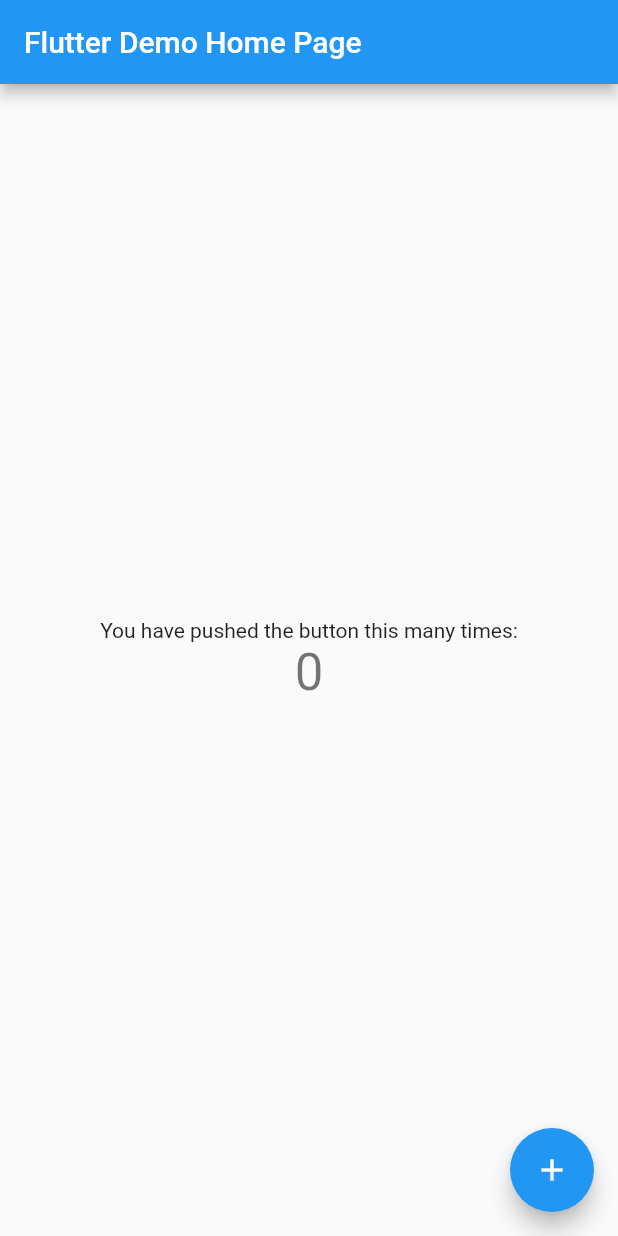
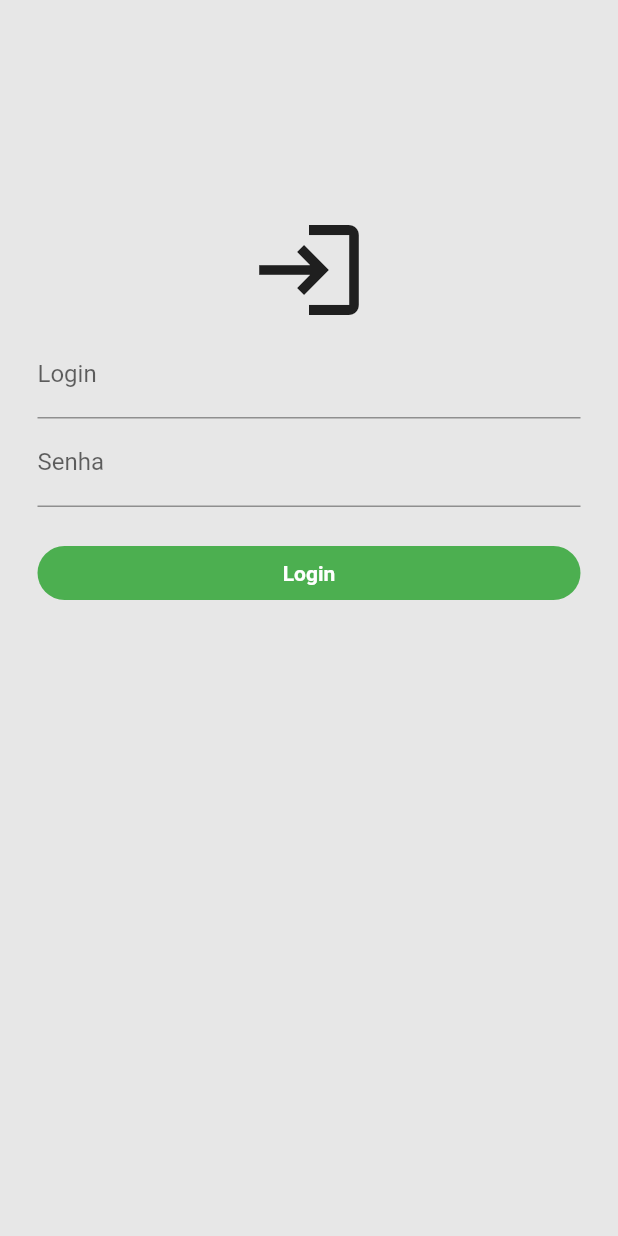
Before and after one commit to lermen12/may-money, a Flutter app: the screen it shows after launch, on a phone screen of 412 x 824 dp. Run offline on Flutter 3.47's test engine with Material 2 defaults, Android fonts, the phone set to English and light mode, and no system bars.

Commit message:
Ajustando tela de login

```diff
--- a/lib/main.dart
+++ b/lib/main.dart
@@ -1,68 +1,22 @@
 import 'package:flutter/material.dart';
+import 'package:my_money/src/modules/login/page/login_page.dart';
 
 void main() {
-  runApp(const MyApp());
+  runApp(const App());
 }
 
-class MyApp extends StatelessWidget {
-  const MyApp({super.key});
+class App extends StatelessWidget {
+  const App({super.key});
 
   @override
   Widget build(BuildContext context) {
     return MaterialApp(
-      title: 'Flutter Demo',
+      title: 'My Money',
+      debugShowCheckedModeBanner: false,
       theme: ThemeData(
         primarySwatch: Colors.blue,
       ),
-      home: const MyHomePage(title: 'Flutter Demo Home Page'),
+      home: const LoginPage(),
     );
   }
 }
-
-class MyHomePage extends StatefulWidget {
-  const MyHomePage({super.key, required this.title});
-
-
-  final String title;
-
-  @override
-  State<MyHomePage> createState() => _MyHomePageState();
-}
-
-class _MyHomePageState extends State<MyHomePage> {
-  int _counter = 0;
-
-  void _incrementCounter() {
-    setState(() {
-      _counter++;
-    });
-  }
-
-  @override
-  Widget build(BuildContext context) {
-    return Scaffold(
-      appBar: AppBar(
-        title: Text(widget.title),
-      ),
-      body: Center(
-        child: Column(
-          mainAxisAlignment: MainAxisAlignment.center,
-          children: <Widget>[
-            const Text(
-              'You have pushed the button this many times:',
-            ),
-            Text(
-              '$_counter',
-              style: Theme.of(context).textTheme.headlineMedium,
-            ),
-          ],
-        ),
-      ),
-      floatingActionButton: FloatingActionButton(
-        onPressed: _incrementCounter,
-        tooltip: 'Increment',
-        child: const Icon(Icons.add),
-      ),
-    );
-  }
-}
--- /dev/null
+++ b/lib/src/modules/login/page/login_page.dart
@@ -0,0 +1,72 @@
+import 'package:flutter/material.dart';
+import 'package:my_money/src/shared/colors/app_colors.dart';
+
+class LoginPage extends StatefulWidget {
+  const LoginPage({super.key});
+
+  @override
+  State<LoginPage> createState() => _LoginPageState();
+}
+
+class _LoginPageState extends State<LoginPage> {
+
+  TextEditingController loginController = TextEditingController();
+  TextEditingController passwordController = TextEditingController();
+
+  @override
+  Widget build(BuildContext context) {
+    return Scaffold(
+      backgroundColor: AppColos.appPageBackground,
+      body: SingleChildScrollView(
+        child: SafeArea(
+          child: Center(
+            child: Padding(
+              padding: const EdgeInsets.only(top: 140, left: 25, right: 25),
+              child: Column(
+                mainAxisSize: MainAxisSize.max,
+                crossAxisAlignment: CrossAxisAlignment.center,
+                children: [
+                  const Icon(Icons.login_outlined, size: 80),
+                  TextFormField(
+                    enabled: true,
+                    controller: loginController,
+                    textAlign: TextAlign.start,
+                    autofocus: false,
+                    keyboardType: TextInputType.text,
+                    decoration: const InputDecoration(label: Text("Login")),
+                  ),
+                  TextFormField(
+                    enabled: true,
+                    controller: passwordController,
+                    textAlign: TextAlign.start,
+                    autofocus: false,
+                    obscureText: true,
+                    decoration: const InputDecoration(label: Text("Senha")),
+                  ),
+                  Padding(padding: const EdgeInsets.only(top: 20, bottom: 10,),
+                  child: SizedBox(
+                    width: MediaQuery.of(context).size.width,
+                    child: ElevatedButton(
+                      onPressed: () {},
+                      style: ButtonStyle(
+                        backgroundColor: MaterialStateProperty.all(Colors.green),
+                        elevation: MaterialStateProperty.all(0),
+                        shape: MaterialStateProperty.all(
+                          RoundedRectangleBorder(
+                            borderRadius: BorderRadius.circular(50),
+                          ),
+                        ),
+                      ),
+                      child: const Text("Login", style: TextStyle(color: Colors.white, fontWeight: FontWeight.bold),),
+                    ),
+                  ),
+                  )
+                ],
+              ),
+            ),
+          ),
+        ),
+      ),
+    );
+  }
+}
--- /dev/null
+++ b/lib/src/shared/colors/app_colors.dart
@@ -0,0 +1,8 @@
+import 'package:flutter/material.dart';
+
+class AppColos{
+  static const Color initialPageBackground = Color(0xFFE7E7E7);
+  static const Color appPageBackground = Color(0xFFE7E7E7);
+  static const Color lgo = Colors.green;
+  static const Color expense = Colors.redAccent;
+}
--- a/pubspec.yaml
+++ b/pubspec.yaml
@@ -19,7 +19,7 @@ publish_to: 'none' # Remove this line if you wish to publish to pub.dev
 version: 1.0.0+1
 
 environment:
-  sdk: '>=2.19.6 <3.0.0'
+  sdk: '>= 2.19.0-146.2.beta <3.0.0'
 
 # Dependencies specify other packages that your package needs in order to work.
 # To automatically upgrade your package dependencies to the latest versions
```
Also changed, not shown: pubspec.lock, 3 other files.
